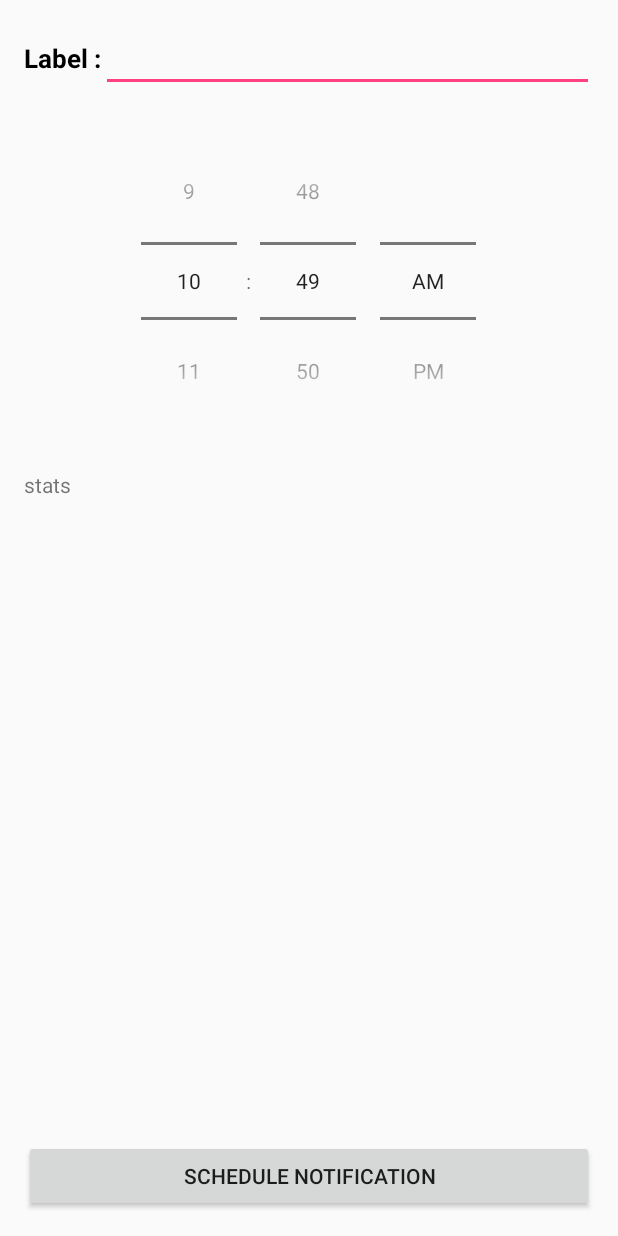
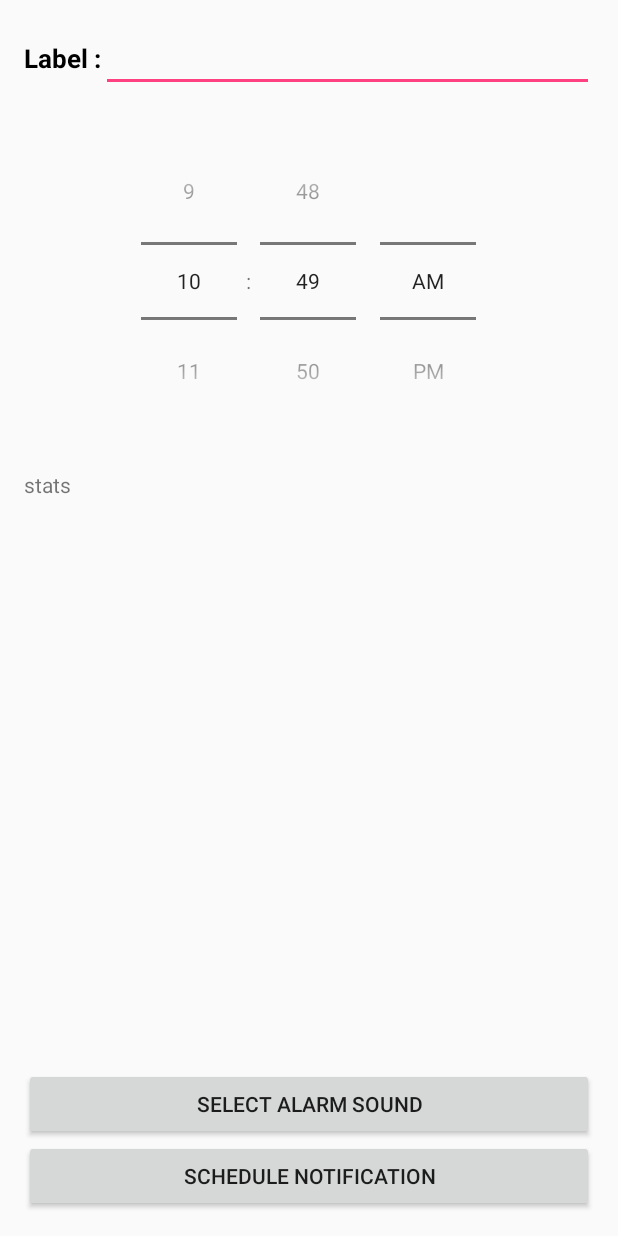
Before and after one commit to patsimd/WakeUpAndDealWithIt, an Android app: the layout set_alarm.xml on its own in the app's theme, with its tools: preview values and no code run, on a phone screen of 412 x 824 dp. Run offline under Robolectric (Android 15) with nearby library versions, the phone set to English and light mode, and no system bars.

Commit message:
On peut choisir la sonnerie

```diff
--- a/app/src/main/java/al/demo/alarmmanagerdemo/AlarmPlayer.java
+++ b/app/src/main/java/al/demo/alarmmanagerdemo/AlarmPlayer.java
@@ -26,13 +26,15 @@ public class AlarmPlayer extends Service {
         /*mediaPlayer = MediaPlayer.create(this, R.raw.beepbeep);
         mediaPlayer.start();*/
 
-        Uri sound = RingtoneManager.getDefaultUri(RingtoneManager.TYPE_ALARM);
+        /*Uri sound = RingtoneManager.getDefaultUri(RingtoneManager.TYPE_ALARM);
         if (sound == null) {
             sound = RingtoneManager.getDefaultUri(RingtoneManager.TYPE_NOTIFICATION);
             if (sound == null) {
                 sound = RingtoneManager.getDefaultUri(RingtoneManager.TYPE_RINGTONE);
             }
-        }
+        }*/
+
+        Uri sound = Uri.parse(intent.getStringExtra("alarmMusic"));
 
         mediaPlayer = new MediaPlayer();
         mediaPlayer.setAudioStreamType(AudioManager.STREAM_ALARM);
--- a/app/src/main/java/al/demo/alarmmanagerdemo/NotificationPublisher.java
+++ b/app/src/main/java/al/demo/alarmmanagerdemo/NotificationPublisher.java
@@ -21,6 +21,7 @@ public class NotificationPublisher extends BroadcastReceiver {
         NotificationManager notificationManager = (NotificationManager) context.getSystemService(Context.NOTIFICATION_SERVICE);
 
         Intent service_intent = new Intent(context, AlarmPlayer.class);
+        service_intent.putExtra("alarmMusic",intent.getStringExtra("musicUri"));
         context.startService(service_intent);
 
 
--- a/app/src/main/res/layout/set_alarm.xml
+++ b/app/src/main/res/layout/set_alarm.xml
@@ -49,6 +49,11 @@
         android:layout_weight="1"
         tools:text="stats" />
 
+    <Button
+        android:id="@+id/ButtonChooseMusic"
+        android:text="Select Alarm Sound"
+        android:layout_width="match_parent"
+        android:layout_height="wrap_content" />
 
     <Button
         android:id="@+id/schedule_notification_button"
```
Also changed, not shown: app/src/main/java/al/demo/alarmmanagerdemo/fragment/setAlarmFragment.java (+32 -0 lines).
